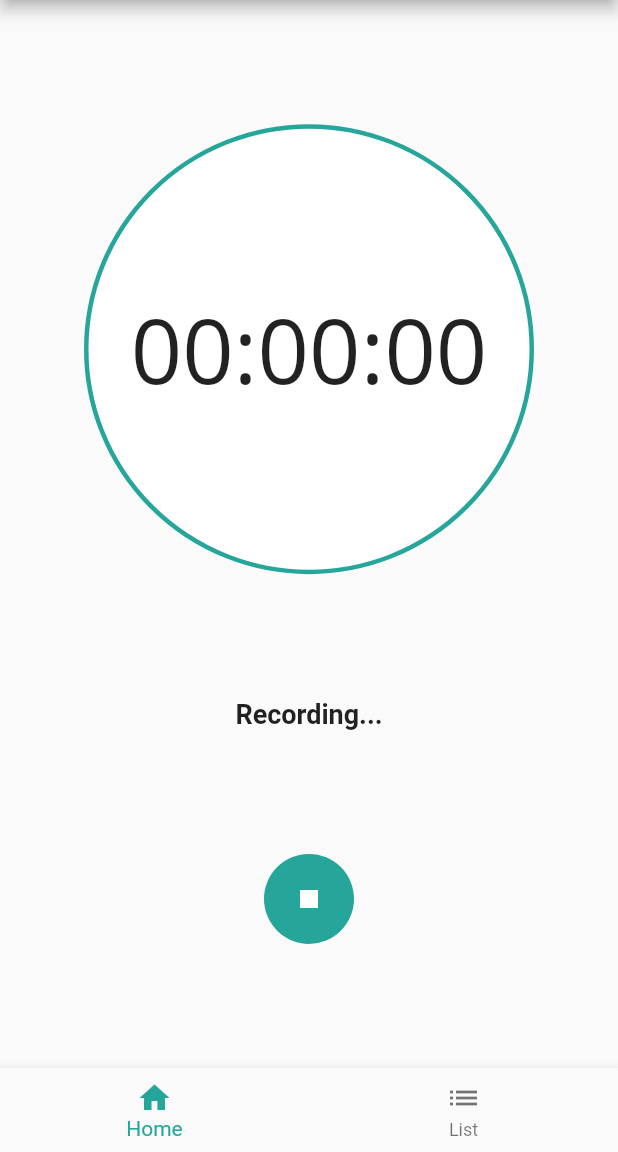
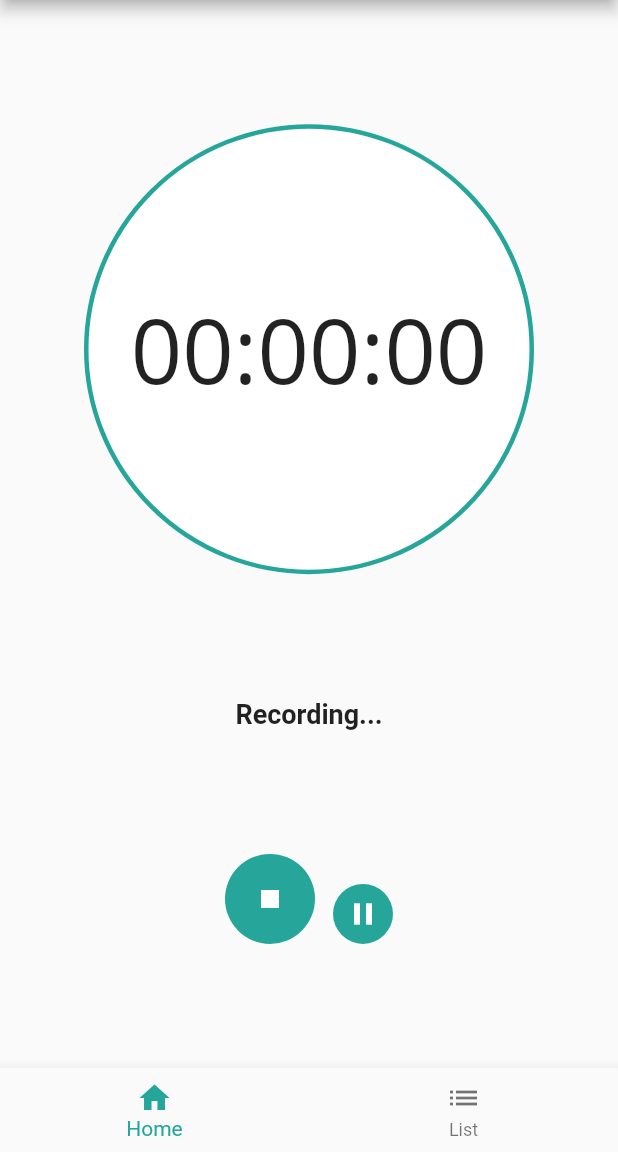
Before and after one commit to MarketTea/Flutter_Audio_Record, a Flutter app: the screen it shows after launch, after a tap on the "mic" icon, on a phone screen of 412 x 824 dp, the part 84-1236 px from its top. Run offline on Flutter 3.47's test engine with Material 2 defaults, Android fonts, the phone set to English and light mode, and no system bars; our stand-ins replace audioplayers, fluttertoast, permission_handler, video_player; missing offline and left inert: audio_recorder, chewie_audio; Roboto replaces fonts that are missing (Open Sans).

Commit message:
change ui, write function resume and pause

```diff
--- a/lib/screens/record.dart
+++ b/lib/screens/record.dart
@@ -15,6 +15,7 @@ class Record extends StatefulWidget {
 
 class _RecordState extends State<Record> {
   IconData _iconData = Icons.mic;
+  IconData _iconPause = Icons.pause;
   bool _isRecording = false;
   String _recordLabel = 'Press the button to record';
   Stopwatch _stopwatch = Stopwatch();
@@ -28,6 +29,7 @@ class _RecordState extends State<Record> {
           _stopwatch.start();
           _isRecording = true;
           _iconData = Icons.stop;
+          _visible = !_visible;
         } else {
           _recordLabel = 'Press the button to record';
           _stopwatch.reset();
@@ -35,6 +37,7 @@ class _RecordState extends State<Record> {
           _stopwatch.stop();
           _isRecording = false;
           _iconData = Icons.mic;
+          _visible = !_visible;
         }
       });
     } else {
@@ -62,12 +65,30 @@ class _RecordState extends State<Record> {
         "Path : ${recording.path},  Format : ${recording.audioOutputFormat},  Duration : ${recording.duration},  Extension : ${recording.extension},");
   }
 
+  Future<void> _resume() async {
+    Recording recording = await AudioRecorder.resume();
+    Scaffold.of(context).showSnackBar(
+        new SnackBar(content: new Text("File Saved Successfully.")));
+    print(
+        "Path : ${recording.path},  Format : ${recording.audioOutputFormat},  Duration : ${recording.duration},  Extension : ${recording.extension},");
+  }
+
+  Future<void> _pause() async {
+    Recording recording = await AudioRecorder.pause();
+    Scaffold.of(context).showSnackBar(
+        new SnackBar(content: new Text("File Saved Successfully.")));
+    print(
+        "Path : ${recording.path},  Format : ${recording.audioOutputFormat},  Duration : ${recording.duration},  Extension : ${recording.extension},");
+  }
+
   String fileName() {
     var now = new DateTime.now();
     var formatter = new DateFormat('yyyy-MM-dd');
     String formattedDate = formatter.format(now);
-    return 'Recording_$formattedDate.mp4';
+    return 'Recording_$formattedDate--${now.hour}:${now.minute}:${now.second}.mp4';
   }
+
+  bool _visible = false;
 
   @override
   Widget build(BuildContext context) {
@@ -82,6 +103,10 @@ class _RecordState extends State<Record> {
           _recordLabel,
           style: TextStyle(fontSize: 18, fontWeight: FontWeight.bold),
         ),
+        Row(
+          crossAxisAlignment: CrossAxisAlignment.end,
+          mainAxisAlignment: MainAxisAlignment.center,
+          children: [
             CircleAvatar(
               backgroundColor: Colors.teal[400],
               radius: 30,
@@ -93,6 +118,23 @@ class _RecordState extends State<Record> {
                   color: Colors.white,
                 ),
               ),
+            ),
+            SizedBox(width: 12.0),
+            Visibility(
+                visible: _visible,
+                child: CircleAvatar(
+                  backgroundColor: Colors.teal[400],
+                  radius: 20,
+                  child: IconButton(
+                    onPressed: null,
+                    padding: EdgeInsets.zero,
+                    icon: Icon(
+                      _iconPause,
+                      color: Colors.white,
+                    ),
+                  ),
+                ))
+          ],
         )
       ],
     );
```
Lines whose indentation alone changed are shown as unchanged.
